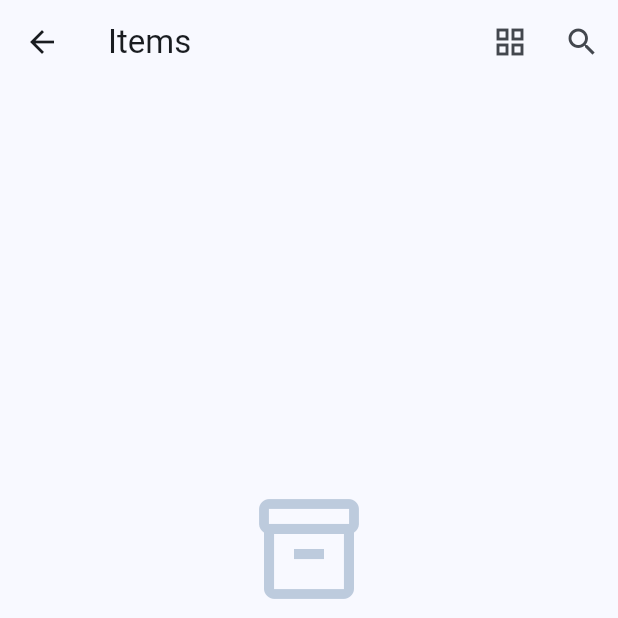
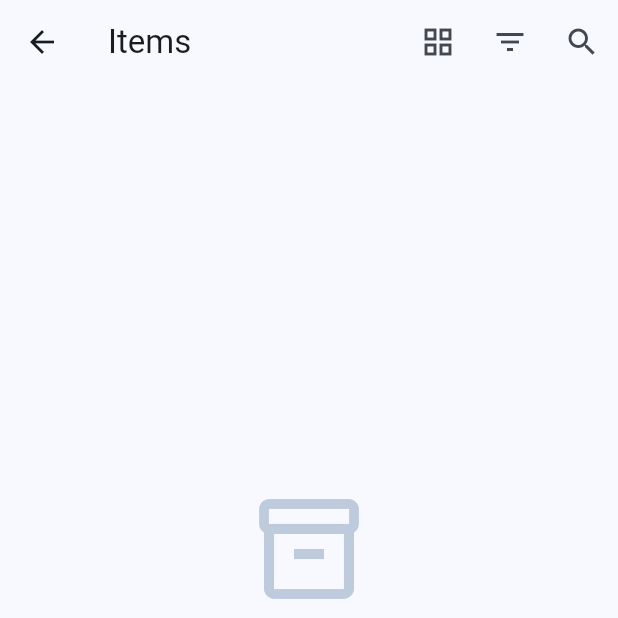
Before and after one commit to mixin27/collection_tracker, a Flutter app: the ItemsScreen screen opened directly with empty values, on a phone screen of 412 x 824 dp, the top half of it. Run offline on Flutter 3.47's test engine with Material 3 defaults, Android fonts, the phone set to English and light mode, and no system bars; our stand-ins replace cached_network_image, connectivity_plus, dio, drift, drift_flutter, file_picker and 14 more; missing offline and left inert: amplitude_flutter, common_env, mixpanel_flutter, mobile_scanner, segment_analytics; accounts and stored records are empty; generated files the repository leaves out were written again.

Commit message:
refactor: implement sorting and filtering

```diff
--- a/apps/mobile/lib/features/items/presentation/views/items_screen.dart
+++ b/apps/mobile/lib/features/items/presentation/views/items_screen.dart
@@ -6,23 +6,55 @@ import 'package:go_router/go_router.dart';
 
 import '../view_models/items_view_model.dart';
 import '../../../../core/providers/providers.dart';
+import '../providers/items_filter_provider.dart';
 import '../widgets/item_card.dart';
 import '../widgets/item_grid_card.dart';
+import '../widgets/item_filter_sheet.dart';
 
-class ItemsScreen extends ConsumerWidget {
+class ItemsScreen extends ConsumerStatefulWidget {
   final String collectionId;
 
   const ItemsScreen({required this.collectionId, super.key});
 
   @override
-  Widget build(BuildContext context, WidgetRef ref) {
-    final itemsAsync = ref.watch(itemsListProvider(collectionId));
+  ConsumerState<ItemsScreen> createState() => _ItemsScreenState();
+}
+
+class _ItemsScreenState extends ConsumerState<ItemsScreen> {
+  final _searchController = TextEditingController();
+  bool _isSearching = false;
+
+  @override
+  void dispose() {
+    _searchController.dispose();
+    super.dispose();
+  }
+
+  @override
+  Widget build(BuildContext context) {
+    final itemsAsync = ref.watch(
+      filteredItemsListProvider(widget.collectionId),
+    );
     final viewMode = ref.watch(itemsViewModeProvider);
+    final filter = ref.watch(itemFilterProvider);
 
     return Scaffold(
       appBar: AppBar(
-        title: const Text('Items'),
+        title: _isSearching
+            ? TextField(
+                controller: _searchController,
+                autofocus: true,
+                decoration: const InputDecoration(
+                  hintText: 'Search items...',
+                  border: InputBorder.none,
+                ),
+                onChanged: (value) {
+                  ref.read(itemFilterProvider.notifier).setSearchQuery(value);
+                },
+              )
+            : const Text('Items'),
         actions: [
+          if (!_isSearching) ...[
             IconButton(
               icon: Icon(
                 viewMode == ItemsViewMode.list
@@ -34,9 +66,28 @@ class ItemsScreen extends ConsumerWidget {
               },
             ),
             IconButton(
-            icon: const Icon(Icons.search),
+              icon: Badge(
+                isLabelVisible:
+                    filter.conditions.isNotEmpty ||
+                    filter.showOnlyFavorites ||
+                    filter.sortBy != ItemSortBy.createdAt,
+                child: const Icon(Icons.filter_list),
+              ),
+              onPressed: () => _showFilterSheet(context),
+            ),
+          ],
+          IconButton(
+            icon: Icon(_isSearching ? Icons.close : Icons.search),
             onPressed: () {
-              context.push('/collections/$collectionId/search');
+              setState(() {
+                if (_isSearching) {
+                  _isSearching = false;
+                  _searchController.clear();
+                  ref.read(itemFilterProvider.notifier).setSearchQuery('');
+                } else {
+                  _isSearching = true;
+                }
+              });
             },
           ),
         ],
@@ -52,7 +103,11 @@ class ItemsScreen extends ConsumerWidget {
                   mainAxisAlignment: MainAxisAlignment.center,
                   children: [
                     Icon(
-                      Icons.inventory_2_outlined,
+                      _isSearching ||
+                              filter.conditions.isNotEmpty ||
+                              filter.showOnlyFavorites
+                          ? Icons.search_off
+                          : Icons.inventory_2_outlined,
                       size: 80,
                       color: Theme.of(
                         context,
@@ -60,18 +115,34 @@ class ItemsScreen extends ConsumerWidget {
                     ),
                     const SizedBox(height: 16),
                     Text(
-                      'No items yet',
+                      items.isEmpty &&
+                              (_isSearching ||
+                                  filter.conditions.isNotEmpty ||
+                                  filter.showOnlyFavorites)
+                          ? 'No matches found'
+                          : 'No items yet',
                       style: Theme.of(context).textTheme.headlineSmall,
                     ),
                     const SizedBox(height: 8),
-                    const Text('Add your first item to get started'),
+                    Text(
+                      _isSearching ||
+                              filter.conditions.isNotEmpty ||
+                              filter.showOnlyFavorites
+                          ? 'Try adjusting your filters'
+                          : 'Add your first item to get started',
+                    ),
+                    if (!_isSearching &&
+                        filter.conditions.isEmpty &&
+                        !filter.showOnlyFavorites) ...[
                       const SizedBox(height: 24),
                       FilledButton.icon(
-                      onPressed: () =>
-                          context.push('/collections/$collectionId/add-item'),
+                        onPressed: () => context.push(
+                          '/collections/${widget.collectionId}/add-item',
+                        ),
                         icon: const Icon(Icons.add),
                         label: const Text('Add Item'),
                       ),
+                    ],
                   ],
                 ),
               );
@@ -144,7 +215,9 @@ class ItemsScreen extends ConsumerWidget {
                 const SizedBox(height: 16),
                 ElevatedButton(
                   onPressed: () {
-                    ref.invalidate(itemsListProvider(collectionId));
+                    ref.invalidate(
+                      filteredItemsListProvider(widget.collectionId),
+                    );
                   },
                   child: const Text('Retry'),
                 ),
@@ -154,9 +227,18 @@ class ItemsScreen extends ConsumerWidget {
         ),
       ),
       floatingActionButton: FloatingActionButton(
-        onPressed: () => context.push('/collections/$collectionId/add-item'),
+        onPressed: () =>
+            context.push('/collections/${widget.collectionId}/add-item'),
         child: const Icon(Icons.add),
       ),
+    );
+  }
+
+  void _showFilterSheet(BuildContext context) {
+    showModalBottomSheet(
+      context: context,
+      isScrollControlled: true,
+      builder: (context) => const ItemFilterSheet(),
     );
   }
 
```
Also changed, not shown: apps/mobile/lib/features/items/presentation/providers/items_filter_provider.dart (added, +136 -0 lines), apps/mobile/lib/features/items/presentation/widgets/item_filter_sheet.dart (added, +123 -0 lines). Lines whose indentation alone changed are shown as unchanged.
